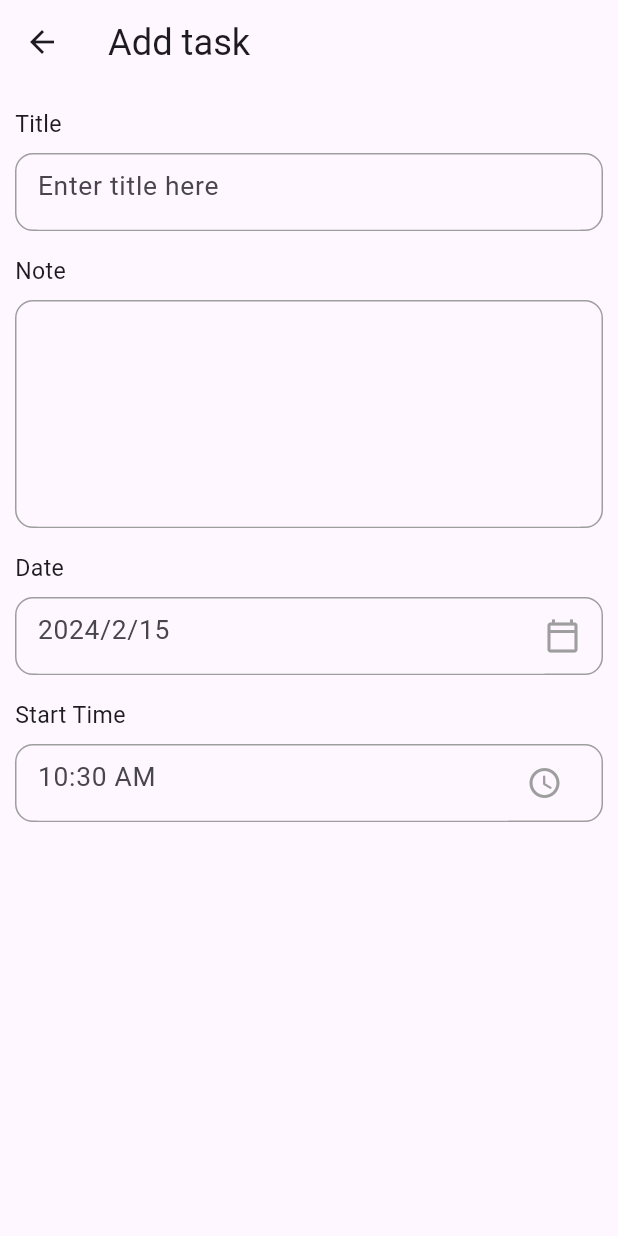
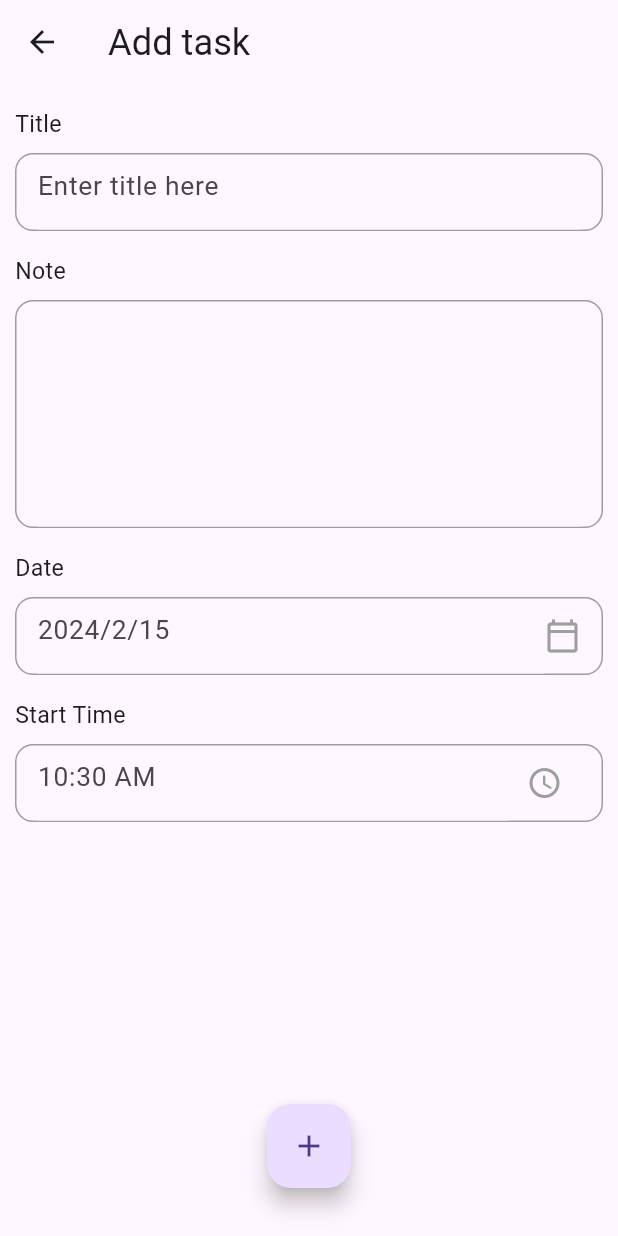
Before and after one commit to manhvu0803/todo-flutter, a Flutter app: the screen it shows after launch, after a tap on the "add" icon, on a phone screen of 412 x 824 dp. Run offline on Flutter 3.47's test engine with Material 3 defaults, Android fonts, the phone set to English and light mode, and no system bars.

Commit message:
Add task display and search feature

```diff
--- a/lib/add_task_page.dart
+++ b/lib/add_task_page.dart
@@ -1,5 +1,7 @@
 import 'package:flutter/material.dart';
 import 'package:todo/input_field.dart';
+import 'package:todo/task.dart';
+import 'package:todo/task_database.dart';
 
 class AddTaskPage extends StatefulWidget {
   const AddTaskPage({super.key});
@@ -70,6 +72,27 @@ class _AddTaskPageState extends State<AddTaskPage> {
           ),
         ),
       ),
+      floatingActionButtonLocation: FloatingActionButtonLocation.centerFloat,
+      floatingActionButton: Padding(
+        padding: const EdgeInsets.all(16.0),
+        child: FloatingActionButton(
+          child: const Icon(Icons.add),
+          onPressed: () {
+            TaskDatabase.tasks.add(Task(
+              title: _titleController.text,
+              note: _noteController.text,
+              time: _selectedDate.copyWith(
+                hour: _selectedTime.hour,
+                minute: _selectedTime.minute,
+                millisecond: 0,
+                microsecond: 0
+              )
+            ));
+            TaskDatabase.notifyChange();
+            Navigator.pop(context);
+          },
+        ),
+      ),
     );
   }
 
--- a/lib/input_field.dart
+++ b/lib/input_field.dart
@@ -1,6 +1,4 @@
-import 'package:flutter/cupertino.dart';
 import 'package:flutter/material.dart';
-import 'package:flutter/widgets.dart';
 
 class InputField extends StatelessWidget {
   final String title;
--- /dev/null
+++ b/lib/src/localization/app_en.arb
@@ -0,0 +1,6 @@
+{
+  "appTitle": "todo",
+  "@appTitle": {
+    "description": "The title of the application"
+  }
+}
--- a/lib/task_database.dart
+++ b/lib/task_database.dart
@@ -1,5 +1,21 @@
 import 'package:todo/task.dart';
 
 class TaskDatabase {
+  static final Set<Function()> _listeners = {};
+
   static List<Task> tasks = [];
+
+  static void notifyChange() {
+    for (var listener in _listeners) {
+      listener();
+    }
+  }
+
+  static void addListener(Function() callback) {
+    _listeners.add(callback);
+  }
+
+  static void removeListener(Function() callback) {
+    _listeners.remove(callback);
+  }
 }
--- a/lib/tasks_view.dart
+++ b/lib/tasks_view.dart
@@ -1,4 +1,9 @@
 import 'package:flutter/material.dart';
+import 'package:flutter/widgets.dart';
+import 'package:todo/date_time_extension.dart';
+import 'package:todo/task.dart';
+import 'package:todo/task_card.dart';
+import 'package:todo/task_database.dart';
 
 class TasksView extends StatefulWidget {
   const TasksView({super.key});
@@ -14,16 +19,24 @@ class _TasksViewState extends State<TasksView> with TickerProviderStateMixin {
   void initState() {
     super.initState();
     _tabController = TabController(length: 3, vsync: this);
+    TaskDatabase.addListener(_onTaskChange);
   }
 
   @override
   void dispose() {
     _tabController.dispose();
+    TaskDatabase.removeListener(_onTaskChange);
     super.dispose();
+  }
+
+  void _onTaskChange() {
+    setState(() {});
   }
 
   @override
   Widget build(BuildContext context) {
+    final now = DateTime.now();
+
     return Column(
       children: [
         SizedBox(
@@ -41,14 +54,29 @@ class _TasksViewState extends State<TasksView> with TickerProviderStateMixin {
         Expanded(
           child: TabBarView(
             controller: _tabController,
-            children: const [
-              Text("All tasks"),
-              Text("Today tasks"),
-              Text("Upcoming tasks"),
+            children: [
+              // All
+              getTaskTab((task) => true),
+              // Today
+              getTaskTab((task) => !task.isCompleted && task.time.compareDate(now) == 0),
+              // Upcoming
+              getTaskTab((task) => !task.isCompleted && task.time.compareDate(now) > 0)
             ]
           ),
         )
       ],
     );
   }
+
+  Widget getTaskTab(bool Function(Task) isPassed) {
+    final cards = <Widget>[];
+
+    for (var task in TaskDatabase.tasks) {
+      if (isPassed(task)) {
+        cards.add(TaskCard.fromTask(task));
+      }
+    }
+
+    return ListView(children: cards);
+  }
 }
```
Also changed, not shown: lib/date_time_extension.dart (added, +21 -0 lines), lib/search_view.dart (+30 -2 lines), lib/task_card.dart (+40 -9 lines).
